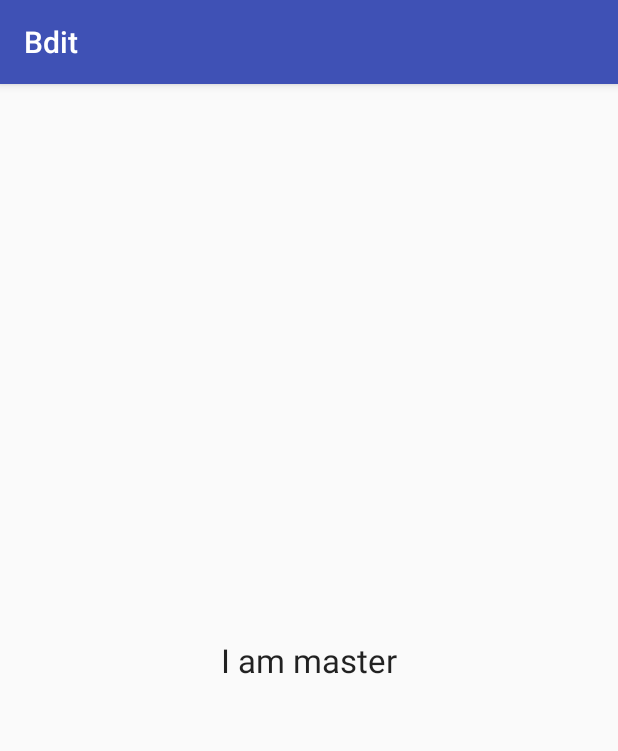
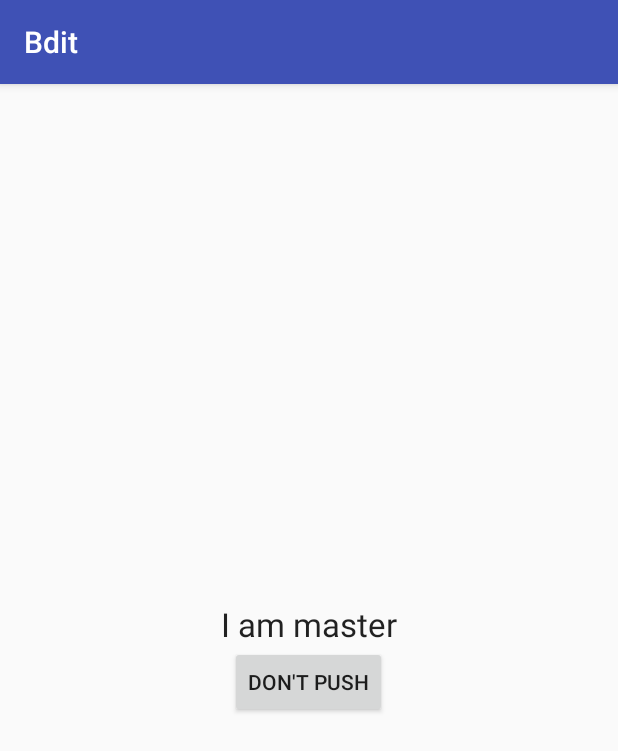
Before and after one commit to Byeongdolee/bdit, an Android app: the screen it shows after launch (MainActivity), on a phone screen of 412 x 824 dp. Shown: the top 751 px of the screen. Run offline under Robolectric (Android 15) with nearby library versions, the phone set to English and light mode, and no system bars.

Commit message:
add a button

```diff
--- a/app/src/main/res/layout/activity_main.xml
+++ b/app/src/main/res/layout/activity_main.xml
@@ -15,4 +15,9 @@
         android:layout_width="match_parent"
         android:layout_height="wrap_content"
         android:text="aaaaHello, World!"/>
+
+    <Button
+        android:layout_width="wrap_content"
+        android:layout_height="wrap_content"
+        android:text="Don't Push"/>
 </LinearLayout>
```
